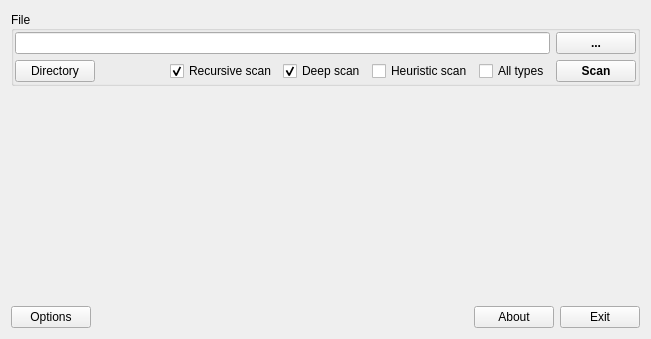
The window that gui_source/guimainwindow.ui (horsicq/Nauz-File-Detector) describes before a commit, drawn with Qt 5.
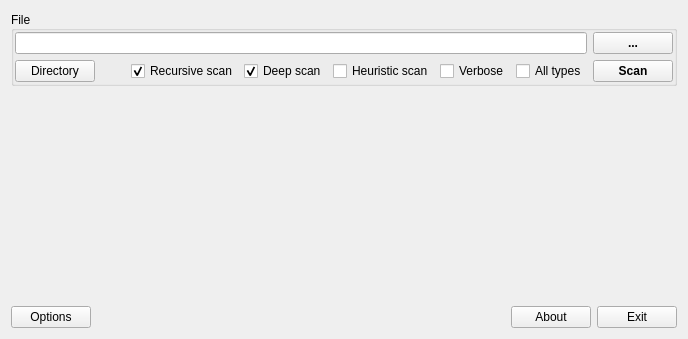
The same window after the commit. Custom widgets are drawn as their Qt base class.

Diff of the .ui file:
```diff
--- a/gui_source/guimainwindow.ui
+++ b/gui_source/guimainwindow.ui
@@ -6,7 +6,7 @@
    <rect>
     <x>0</x>
     <y>0</y>
-    <width>651</width>
+    <width>688</width>
     <height>339</height>
    </rect>
   </property>
@@ -93,6 +93,16 @@
              </property>
             </widget>
            </item>
+           <item>
+            <widget class="QCheckBox" name="checkBoxVerbose">
+             <property name="text">
+              <string>Verbose</string>
+             </property>
+             <property name="checked">
+              <bool>false</bool>
+             </property>
+            </widget>
+           </item>
            <item>
             <widget class="QCheckBox" name="checkBoxAllTypesScan">
              <property name="text">
```
